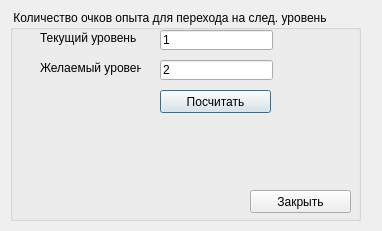
Qt form InfoCO/FormCalcEx.ui (frostzhenya/InfoCO) before a commit.
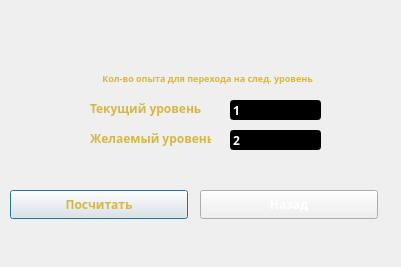
The same form after that commit. Icons and pictures are not drawn.

What changed in the file:
```diff
--- a/InfoCO/FormCalcEx.ui
+++ b/InfoCO/FormCalcEx.ui
@@ -6,14 +6,20 @@
    <rect>
     <x>0</x>
     <y>0</y>
-    <width>382</width>
-    <height>231</height>
+    <width>401</width>
+    <height>267</height>
    </rect>
   </property>
+  <property name="minimumSize">
+   <size>
+    <width>401</width>
+    <height>267</height>
+   </size>
+  </property>
   <property name="maximumSize">
    <size>
-    <width>382</width>
-    <height>231</height>
+    <width>401</width>
+    <height>267</height>
    </size>
   </property>
   <property name="windowTitle">
@@ -23,109 +29,698 @@
    <iconset>
     <normaloff>img/sZOInfo.png</normaloff>img/sZOInfo.png</iconset>
   </property>
-  <widget class="QGroupBox" name="CalcExGroupBox">
+  <property name="styleSheet">
+   <string notr="true">background-image: url(:/img/texture/main_calc.png);</string>
+  </property>
+  <widget class="QLabel" name="ResultTxt">
+   <property name="geometry">
+    <rect>
+     <x>2</x>
+     <y>2</y>
+     <width>401</width>
+     <height>31</height>
+    </rect>
+   </property>
+   <property name="palette">
+    <palette>
+     <active>
+      <colorrole role="WindowText">
+       <brush brushstyle="SolidPattern">
+        <color alpha="255">
+         <red>214</red>
+         <green>183</green>
+         <blue>67</blue>
+        </color>
+       </brush>
+      </colorrole>
+     </active>
+     <inactive>
+      <colorrole role="WindowText">
+       <brush brushstyle="SolidPattern">
+        <color alpha="255">
+         <red>214</red>
+         <green>183</green>
+         <blue>67</blue>
+        </color>
+       </brush>
+      </colorrole>
+     </inactive>
+     <disabled>
+      <colorrole role="WindowText">
+       <brush brushstyle="SolidPattern">
+        <color alpha="255">
+         <red>120</red>
+         <green>120</green>
+         <blue>120</blue>
+        </color>
+       </brush>
+      </colorrole>
+     </disabled>
+    </palette>
+   </property>
+   <property name="font">
+    <font>
+     <family>Segoe Print</family>
+     <pointsize>8</pointsize>
+     <weight>75</weight>
+     <bold>true</bold>
+    </font>
+   </property>
+   <property name="styleSheet">
+    <string notr="true">background-image: url(:/img/texture/texture.png);</string>
+   </property>
+   <property name="text">
+    <string/>
+   </property>
+  </widget>
+  <widget class="QPushButton" name="ButtomCalc">
    <property name="geometry">
     <rect>
      <x>10</x>
-     <y>10</y>
-     <width>351</width>
-     <height>211</height>
+     <y>190</y>
+     <width>178</width>
+     <height>29</height>
     </rect>
    </property>
-   <property name="title">
-    <string> Количество очков опыта для перехода на след. уровень</string>
+   <property name="maximumSize">
+    <size>
+     <width>178</width>
+     <height>29</height>
+    </size>
    </property>
-   <widget class="QLineEdit" name="EditCurrentNumLvl">
-    <property name="geometry">
-     <rect>
-      <x>150</x>
-      <y>20</y>
-      <width>113</width>
-      <height>20</height>
-     </rect>
-    </property>
-    <property name="text">
-     <string>1</string>
-    </property>
-   </widget>
-   <widget class="QLabel" name="TxtCurrentNumLvl">
-    <property name="geometry">
-     <rect>
-      <x>30</x>
-      <y>20</y>
-      <width>111</width>
-      <height>16</height>
-     </rect>
-    </property>
-    <property name="text">
-     <string>Текущий уровень</string>
-    </property>
-   </widget>
-   <widget class="QPushButton" name="ButtomCalc">
-    <property name="geometry">
-     <rect>
-      <x>150</x>
-      <y>80</y>
-      <width>111</width>
-      <height>23</height>
-     </rect>
-    </property>
-    <property name="text">
-     <string>Посчитать</string>
-    </property>
-   </widget>
-   <widget class="QPushButton" name="ButtomClose">
-    <property name="geometry">
-     <rect>
-      <x>240</x>
-      <y>180</y>
-      <width>101</width>
-      <height>23</height>
-     </rect>
-    </property>
-    <property name="text">
-     <string>Закрыть</string>
-    </property>
-   </widget>
-   <widget class="QLabel" name="ResultTxt">
-    <property name="geometry">
-     <rect>
-      <x>10</x>
-      <y>130</y>
-      <width>321</width>
-      <height>31</height>
-     </rect>
-    </property>
-    <property name="text">
-     <string/>
-    </property>
-   </widget>
-   <widget class="QLineEdit" name="EditDesiredNumLvl">
-    <property name="geometry">
-     <rect>
-      <x>150</x>
-      <y>50</y>
-      <width>113</width>
-      <height>20</height>
-     </rect>
-    </property>
-    <property name="text">
-     <string>2</string>
-    </property>
-   </widget>
-   <widget class="QLabel" name="TxtDesiredNumLvl">
-    <property name="geometry">
-     <rect>
-      <x>30</x>
-      <y>50</y>
-      <width>101</width>
-      <height>16</height>
-     </rect>
-    </property>
-    <property name="text">
-     <string>Желаемый уровень</string>
-    </property>
-   </widget>
+   <property name="palette">
+    <palette>
+     <active>
+      <colorrole role="ButtonText">
+       <brush brushstyle="SolidPattern">
+        <color alpha="255">
+         <red>214</red>
+         <green>183</green>
+         <blue>67</blue>
+        </color>
+       </brush>
+      </colorrole>
+     </active>
+     <inactive>
+      <colorrole role="ButtonText">
+       <brush brushstyle="SolidPattern">
+        <color alpha="255">
+         <red>214</red>
+         <green>183</green>
+         <blue>67</blue>
+        </color>
+       </brush>
+      </colorrole>
+     </inactive>
+     <disabled>
+      <colorrole role="ButtonText">
+       <brush brushstyle="SolidPattern">
+        <color alpha="255">
+         <red>120</red>
+         <green>120</green>
+         <blue>120</blue>
+        </color>
+       </brush>
+      </colorrole>
+     </disabled>
+    </palette>
+   </property>
+   <property name="font">
+    <font>
+     <family>Segoe Print</family>
+     <pointsize>9</pointsize>
+     <weight>75</weight>
+     <bold>true</bold>
+    </font>
+   </property>
+   <property name="cursor">
+    <cursorShape>PointingHandCursor</cursorShape>
+   </property>
+   <property name="styleSheet">
+    <string notr="true">background-image: url(:/img/texture/defaultBtnLarge.tga);
+border-image: url(:/img/texture/texture.png);</string>
+   </property>
+   <property name="text">
+    <string>Посчитать</string>
+   </property>
+  </widget>
+  <widget class="QLabel" name="TxtDesiredNumLvl">
+   <property name="geometry">
+    <rect>
+     <x>90</x>
+     <y>130</y>
+     <width>121</width>
+     <height>16</height>
+    </rect>
+   </property>
+   <property name="palette">
+    <palette>
+     <active>
+      <colorrole role="WindowText">
+       <brush brushstyle="SolidPattern">
+        <color alpha="255">
+         <red>214</red>
+         <green>183</green>
+         <blue>67</blue>
+        </color>
+       </brush>
+      </colorrole>
+     </active>
+     <inactive>
+      <colorrole role="WindowText">
+       <brush brushstyle="SolidPattern">
+        <color alpha="255">
+         <red>214</red>
+         <green>183</green>
+         <blue>67</blue>
+        </color>
+       </brush>
+      </colorrole>
+     </inactive>
+     <disabled>
+      <colorrole role="WindowText">
+       <brush brushstyle="SolidPattern">
+        <color alpha="255">
+         <red>120</red>
+         <green>120</green>
+         <blue>120</blue>
+        </color>
+       </brush>
+      </colorrole>
+     </disabled>
+    </palette>
+   </property>
+   <property name="font">
+    <font>
+     <family>Segoe Print</family>
+     <pointsize>9</pointsize>
+     <weight>75</weight>
+     <bold>true</bold>
+    </font>
+   </property>
+   <property name="styleSheet">
+    <string notr="true">background-image: url(:/img/texture/texture.png);</string>
+   </property>
+   <property name="text">
+    <string>Желаемый уровень</string>
+   </property>
+  </widget>
+  <widget class="QLabel" name="TxtCurrentNumLvl">
+   <property name="geometry">
+    <rect>
+     <x>90</x>
+     <y>100</y>
+     <width>111</width>
+     <height>16</height>
+    </rect>
+   </property>
+   <property name="palette">
+    <palette>
+     <active>
+      <colorrole role="WindowText">
+       <brush brushstyle="SolidPattern">
+        <color alpha="255">
+         <red>214</red>
+         <green>183</green>
+         <blue>67</blue>
+        </color>
+       </brush>
+      </colorrole>
+     </active>
+     <inactive>
+      <colorrole role="WindowText">
+       <brush brushstyle="SolidPattern">
+        <color alpha="255">
+         <red>214</red>
+         <green>183</green>
+         <blue>67</blue>
+        </color>
+       </brush>
+      </colorrole>
+     </inactive>
+     <disabled>
+      <colorrole role="WindowText">
+       <brush brushstyle="SolidPattern">
+        <color alpha="255">
+         <red>120</red>
+         <green>120</green>
+         <blue>120</blue>
+        </color>
+       </brush>
+      </colorrole>
+     </disabled>
+    </palette>
+   </property>
+   <property name="font">
+    <font>
+     <family>Segoe Print</family>
+     <pointsize>9</pointsize>
+     <weight>75</weight>
+     <bold>true</bold>
+    </font>
+   </property>
+   <property name="styleSheet">
+    <string notr="true">background-image: url(:/img/texture/texture.png);</string>
+   </property>
+   <property name="text">
+    <string>Текущий уровень</string>
+   </property>
+  </widget>
+  <widget class="QLineEdit" name="EditCurrentNumLvl">
+   <property name="geometry">
+    <rect>
+     <x>230</x>
+     <y>100</y>
+     <width>91</width>
+     <height>20</height>
+    </rect>
+   </property>
+   <property name="palette">
+    <palette>
+     <active>
+      <colorrole role="Button">
+       <brush brushstyle="SolidPattern">
+        <color alpha="255">
+         <red>0</red>
+         <green>0</green>
+         <blue>0</blue>
+        </color>
+       </brush>
+      </colorrole>
+      <colorrole role="Text">
+       <brush brushstyle="SolidPattern">
+        <color alpha="255">
+         <red>255</red>
+         <green>255</green>
+         <blue>255</blue>
+        </color>
+       </brush>
+      </colorrole>
+      <colorrole role="Base">
+       <brush brushstyle="SolidPattern">
+        <color alpha="255">
+         <red>0</red>
+         <green>0</green>
+         <blue>0</blue>
+        </color>
+       </brush>
+      </colorrole>
+      <colorrole role="Window">
+       <brush brushstyle="SolidPattern">
+        <color alpha="255">
+         <red>0</red>
+         <green>0</green>
+         <blue>0</blue>
+        </color>
+       </brush>
+      </colorrole>
+     </active>
+     <inactive>
+      <colorrole role="Button">
+       <brush brushstyle="SolidPattern">
+        <color alpha="255">
+         <red>0</red>
+         <green>0</green>
+         <blue>0</blue>
+        </color>
+       </brush>
+      </colorrole>
+      <colorrole role="Text">
+       <brush brushstyle="SolidPattern">
+        <color alpha="255">
+         <red>255</red>
+         <green>255</green>
+         <blue>255</blue>
+        </color>
+       </brush>
+      </colorrole>
+      <colorrole role="Base">
+       <brush brushstyle="SolidPattern">
+        <color alpha="255">
+         <red>0</red>
+         <green>0</green>
+         <blue>0</blue>
+        </color>
+       </brush>
+      </colorrole>
+      <colorrole role="Window">
+       <brush brushstyle="SolidPattern">
+        <color alpha="255">
+         <red>0</red>
+         <green>0</green>
+         <blue>0</blue>
+        </color>
+       </brush>
+      </colorrole>
+     </inactive>
+     <disabled>
+      <colorrole role="Button">
+       <brush brushstyle="SolidPattern">
+        <color alpha="255">
+         <red>0</red>
+         <green>0</green>
+         <blue>0</blue>
+        </color>
+       </brush>
+      </colorrole>
+      <colorrole role="Text">
+       <brush brushstyle="SolidPattern">
+        <color alpha="255">
+         <red>120</red>
+         <green>120</green>
+         <blue>120</blue>
+        </color>
+       </brush>
+      </colorrole>
+      <colorrole role="Base">
+       <brush brushstyle="SolidPattern">
+        <color alpha="255">
+         <red>0</red>
+         <green>0</green>
+         <blue>0</blue>
+        </color>
+       </brush>
+      </colorrole>
+      <colorrole role="Window">
+       <brush brushstyle="SolidPattern">
+        <color alpha="255">
+         <red>0</red>
+         <green>0</green>
+         <blue>0</blue>
+        </color>
+       </brush>
+      </colorrole>
+     </disabled>
+    </palette>
+   </property>
+   <property name="font">
+    <font>
+     <family>Segoe Script</family>
+     <pointsize>9</pointsize>
+     <weight>75</weight>
+     <bold>true</bold>
+    </font>
+   </property>
+   <property name="styleSheet">
+    <string notr="true">background-color: rgb(0, 0, 0);
+background-image: url(:/img/texture/texture.png);</string>
+   </property>
+   <property name="text">
+    <string>1</string>
+   </property>
+  </widget>
+  <widget class="QLineEdit" name="EditDesiredNumLvl">
+   <property name="geometry">
+    <rect>
+     <x>230</x>
+     <y>130</y>
+     <width>91</width>
+     <height>20</height>
+    </rect>
+   </property>
+   <property name="palette">
+    <palette>
+     <active>
+      <colorrole role="Button">
+       <brush brushstyle="SolidPattern">
+        <color alpha="255">
+         <red>0</red>
+         <green>0</green>
+         <blue>0</blue>
+        </color>
+       </brush>
+      </colorrole>
+      <colorrole role="Text">
+       <brush brushstyle="SolidPattern">
+        <color alpha="255">
+         <red>255</red>
+         <green>255</green>
+         <blue>255</blue>
+        </color>
+       </brush>
+      </colorrole>
+      <colorrole role="Base">
+       <brush brushstyle="SolidPattern">
+        <color alpha="255">
+         <red>0</red>
+         <green>0</green>
+         <blue>0</blue>
+        </color>
+       </brush>
+      </colorrole>
+      <colorrole role="Window">
+       <brush brushstyle="SolidPattern">
+        <color alpha="255">
+         <red>0</red>
+         <green>0</green>
+         <blue>0</blue>
+        </color>
+       </brush>
+      </colorrole>
+     </active>
+     <inactive>
+      <colorrole role="Button">
+       <brush brushstyle="SolidPattern">
+        <color alpha="255">
+         <red>0</red>
+         <green>0</green>
+         <blue>0</blue>
+        </color>
+       </brush>
+      </colorrole>
+      <colorrole role="Text">
+       <brush brushstyle="SolidPattern">
+        <color alpha="255">
+         <red>255</red>
+         <green>255</green>
+         <blue>255</blue>
+        </color>
+       </brush>
+      </colorrole>
+      <colorrole role="Base">
+       <brush brushstyle="SolidPattern">
+        <color alpha="255">
+         <red>0</red>
+         <green>0</green>
+         <blue>0</blue>
+        </color>
+       </brush>
+      </colorrole>
+      <colorrole role="Window">
+       <brush brushstyle="SolidPattern">
+        <color alpha="255">
+         <red>0</red>
+         <green>0</green>
+         <blue>0</blue>
+        </color>
+       </brush>
+      </colorrole>
+     </inactive>
+     <disabled>
+      <colorrole role="Button">
+       <brush brushstyle="SolidPattern">
+        <color alpha="255">
+         <red>0</red>
+         <green>0</green>
+         <blue>0</blue>
+        </color>
+       </brush>
+      </colorrole>
+      <colorrole role="Text">
+       <brush brushstyle="SolidPattern">
+        <color alpha="255">
+         <red>120</red>
+         <green>120</green>
+         <blue>120</blue>
+        </color>
+       </brush>
+      </colorrole>
+      <colorrole role="Base">
+       <brush brushstyle="SolidPattern">
+        <color alpha="255">
+         <red>0</red>
+         <green>0</green>
+         <blue>0</blue>
+        </color>
+       </brush>
+      </colorrole>
+      <colorrole role="Window">
+       <brush brushstyle="SolidPattern">
+        <color alpha="255">
+         <red>0</red>
+         <green>0</green>
+         <blue>0</blue>
+        </color>
+       </brush>
+      </colorrole>
+     </disabled>
+    </palette>
+   </property>
+   <property name="font">
+    <font>
+     <family>Segoe Print</family>
+     <pointsize>9</pointsize>
+     <weight>75</weight>
+     <bold>true</bold>
+    </font>
+   </property>
+   <property name="styleSheet">
+    <string notr="true">background-image: url(:/img/texture/texture.png);
+background-color: rgb(0, 0, 0);</string>
+   </property>
+   <property name="text">
+    <string>2</string>
+   </property>
+  </widget>
+  <widget class="QLabel" name="Txt">
+   <property name="geometry">
+    <rect>
+     <x>100</x>
+     <y>70</y>
+     <width>231</width>
+     <height>16</height>
+    </rect>
+   </property>
+   <property name="palette">
+    <palette>
+     <active>
+      <colorrole role="WindowText">
+       <brush brushstyle="SolidPattern">
+        <color alpha="255">
+         <red>214</red>
+         <green>183</green>
+         <blue>67</blue>
+        </color>
+       </brush>
+      </colorrole>
+     </active>
+     <inactive>
+      <colorrole role="WindowText">
+       <brush brushstyle="SolidPattern">
+        <color alpha="255">
+         <red>214</red>
+         <green>183</green>
+         <blue>67</blue>
+        </color>
+       </brush>
+      </colorrole>
+     </inactive>
+     <disabled>
+      <colorrole role="WindowText">
+       <brush brushstyle="SolidPattern">
+        <color alpha="255">
+         <red>120</red>
+         <green>120</green>
+         <blue>120</blue>
+        </color>
+       </brush>
+      </colorrole>
+     </disabled>
+    </palette>
+   </property>
+   <property name="font">
+    <font>
+     <family>Segoe Print</family>
+     <pointsize>7</pointsize>
+     <weight>75</weight>
+     <bold>true</bold>
+    </font>
+   </property>
+   <property name="styleSheet">
+    <string notr="true">background-image: url(:/img/texture/texture.png);</string>
+   </property>
+   <property name="text">
+    <string> Кол-во опыта для перехода на след. уровень</string>
+   </property>
+  </widget>
+  <widget class="QPushButton" name="ButtomClose">
+   <property name="enabled">
+    <bool>true</bool>
+   </property>
+   <property name="geometry">
+    <rect>
+     <x>200</x>
+     <y>190</y>
+     <width>178</width>
+     <height>29</height>
+    </rect>
+   </property>
+   <property name="minimumSize">
+    <size>
+     <width>178</width>
+     <height>29</height>
+    </size>
+   </property>
+   <property name="maximumSize">
+    <size>
+     <width>178</width>
+     <height>29</height>
+    </size>
+   </property>
+   <property name="palette">
+    <palette>
+     <active>
+      <colorrole role="ButtonText">
+       <brush brushstyle="SolidPattern">
+        <color alpha="255">
+         <red>214</red>
+         <green>183</green>
+         <blue>67</blue>
+        </color>
+       </brush>
+      </colorrole>
+     </active>
+     <inactive>
+      <colorrole role="ButtonText">
+       <brush brushstyle="SolidPattern">
+        <color alpha="255">
+         <red>255</red>
+         <green>255</green>
+         <blue>255</blue>
+        </color>
+       </brush>
+      </colorrole>
+     </inactive>
+     <disabled>
+      <colorrole role="ButtonText">
+       <brush brushstyle="SolidPattern">
+        <color alpha="255">
+         <red>120</red>
+         <green>120</green>
+         <blue>120</blue>
+        </color>
+       </brush>
+      </colorrole>
+     </disabled>
+    </palette>
+   </property>
+   <property name="font">
+    <font>
+     <family>Segoe Print</family>
+     <pointsize>9</pointsize>
+     <weight>75</weight>
+     <bold>true</bold>
+    </font>
+   </property>
+   <property name="cursor">
+    <cursorShape>PointingHandCursor</cursorShape>
+   </property>
+   <property name="autoFillBackground">
+    <bool>false</bool>
+   </property>
+   <property name="styleSheet">
+    <string notr="true">background-image: url(:/img/texture/defaultBtnLarge.tga);
+border-image: url(:/img/texture/texture.png);</string>
+   </property>
+   <property name="inputMethodHints">
+    <set>Qt::ImhNone</set>
+   </property>
+   <property name="text">
+    <string>Назад</string>
+   </property>
+   <property name="autoDefault">
+    <bool>false</bool>
+   </property>
   </widget>
  </widget>
  <resources>
```
